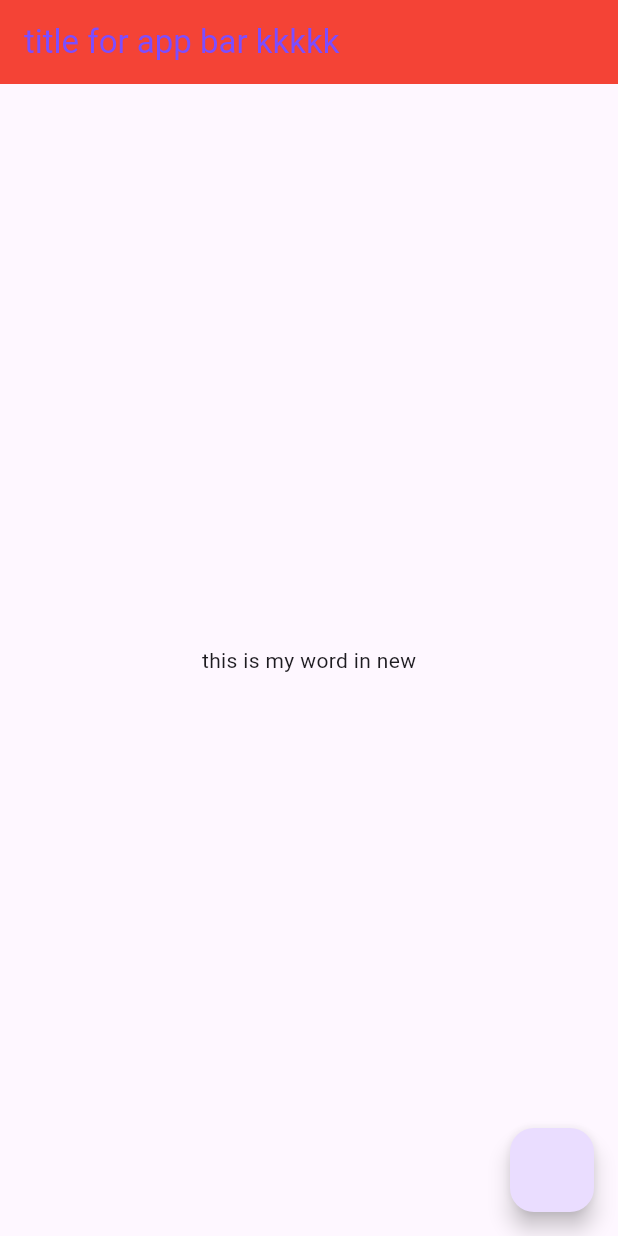
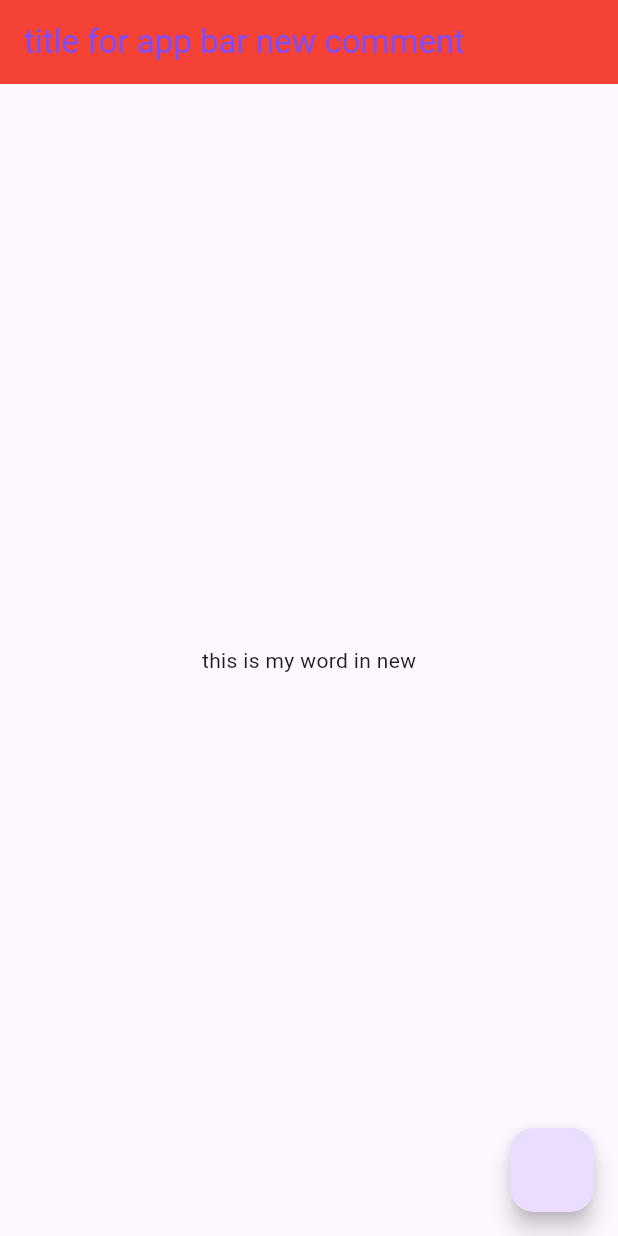
Before and after one commit to Youssef-Ebn-Yasser/git_playGround, a Flutter app: the screen it shows after launch, on a phone screen of 412 x 824 dp. Run offline on Flutter 3.47's test engine with Material 3 defaults, Android fonts, the phone set to English and light mode, and no system bars.

Commit message:
new comment

```diff
--- a/lib/main.dart
+++ b/lib/main.dart
@@ -12,12 +12,13 @@ class myWidgit extends StatelessWidget {
         home: Scaffold(
           floatingActionButton: FloatingActionButton(onPressed:(){}),
           appBar: AppBar(
-            title: Text("title for app bar kkkkk"),
+            title: Text("title for app bar new comment"),
             backgroundColor: Colors.red,
             foregroundColor:Colors.deepPurpleAccent,
           ),
           body: Center(
             child: Text('this is my word in new'),
+
           ),
         ));
   }
```
